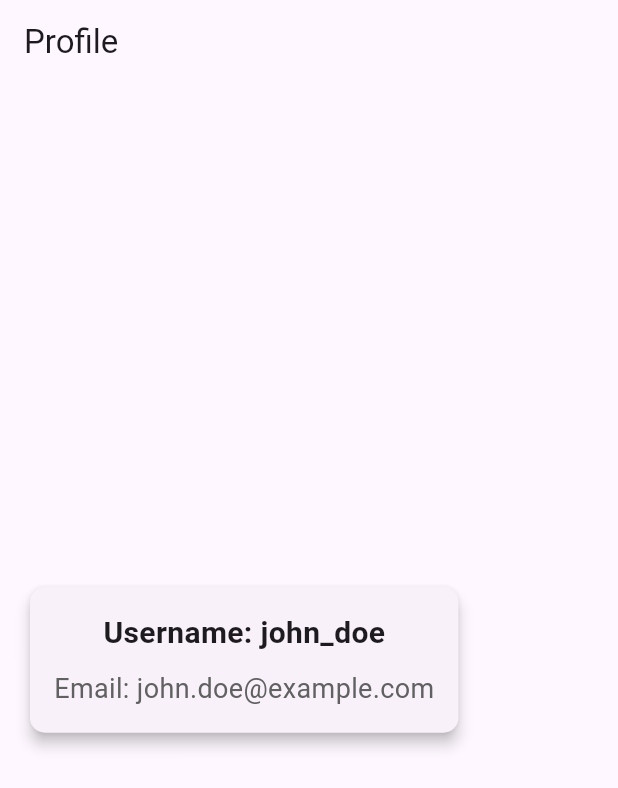
After one commit to jishnulal-crypto/ecommerce, a Flutter app: the ProfileScreen screen opened directly, on a phone screen of 412 x 824 dp. The commit adds this screen. Shown: the top 788 px of the screen. Run offline on Flutter 3.47's test engine with Material 3 defaults, Android fonts, the phone set to English and light mode, and no system bars; our stand-ins replace cloud_firestore, equatable, firebase_auth, firebase_core, shared_preferences; missing offline and left inert: cloud_firestore_platform_interface, flutter_stripe; accounts and stored records are empty.

Commit message:
contactus_screen

```diff
--- /dev/null
+++ b/lib/screens/profile_screen.dart
@@ -0,0 +1,56 @@
+import 'package:flutter/material.dart';
+
+class ProfileScreen extends StatelessWidget {
+  // Hardcoded user details for demonstration purposes
+  final String username = "john_doe";
+  final String email = "john.doe@example.com";
+
+  @override
+  Widget build(BuildContext context) {
+    return Scaffold(
+      appBar: AppBar(
+        title: Text('Profile'),
+      ),
+      body: Padding(
+        padding: const EdgeInsets.all(16.0),
+        child: Column(
+          mainAxisAlignment: MainAxisAlignment.center,
+          children: <Widget>[
+            // Profile Info Card
+            Card(
+              elevation: 4,
+              shape: RoundedRectangleBorder(
+                borderRadius: BorderRadius.circular(10),
+              ),
+              child: Padding(
+                padding: const EdgeInsets.all(16.0),
+                child: Column(
+                  children: [
+                    // Displaying the username
+                    Text(
+                      'Username: $username',
+                      style: TextStyle(
+                        fontSize: 20,
+                        fontWeight: FontWeight.bold,
+                      ),
+                    ),
+                    SizedBox(height: 10),
+                    // Displaying the email
+                    Text(
+                      'Email: $email',
+                      style: TextStyle(
+                        fontSize: 18,
+                        color: Colors.grey[700],
+                      ),
+                    ),
+                  ],
+                ),
+              ),
+            ),
+            // Add any other widgets below, like buttons, settings options, etc.
+          ],
+        ),
+      ),
+    );
+  }
+}
--- a/lib/widgets/drawer_widget.dart
+++ b/lib/widgets/drawer_widget.dart
@@ -1,4 +1,5 @@
 import 'package:ecommerce_with_flutter_firebase_and_stripe/screens/category_screen.dart';
+import 'package:ecommerce_with_flutter_firebase_and_stripe/screens/contact_screen.dart';
 import 'package:ecommerce_with_flutter_firebase_and_stripe/screens/login_screen.dart';
 import 'package:ecommerce_with_flutter_firebase_and_stripe/screens/profile_screen.dart';
 import 'package:ecommerce_with_flutter_firebase_and_stripe/screens/register_screen.dart';
@@ -46,7 +47,7 @@ class DrawerWidget extends StatelessWidget {
               onPressed: () {
                 Navigator.pushReplacement(
                   context,
-                  MaterialPageRoute(builder: (context) => ProfileScreen()),
+                  MaterialPageRoute(builder: (context) => ContactScreen()),
                 );
               },
               child: Text('contact us'))
```
